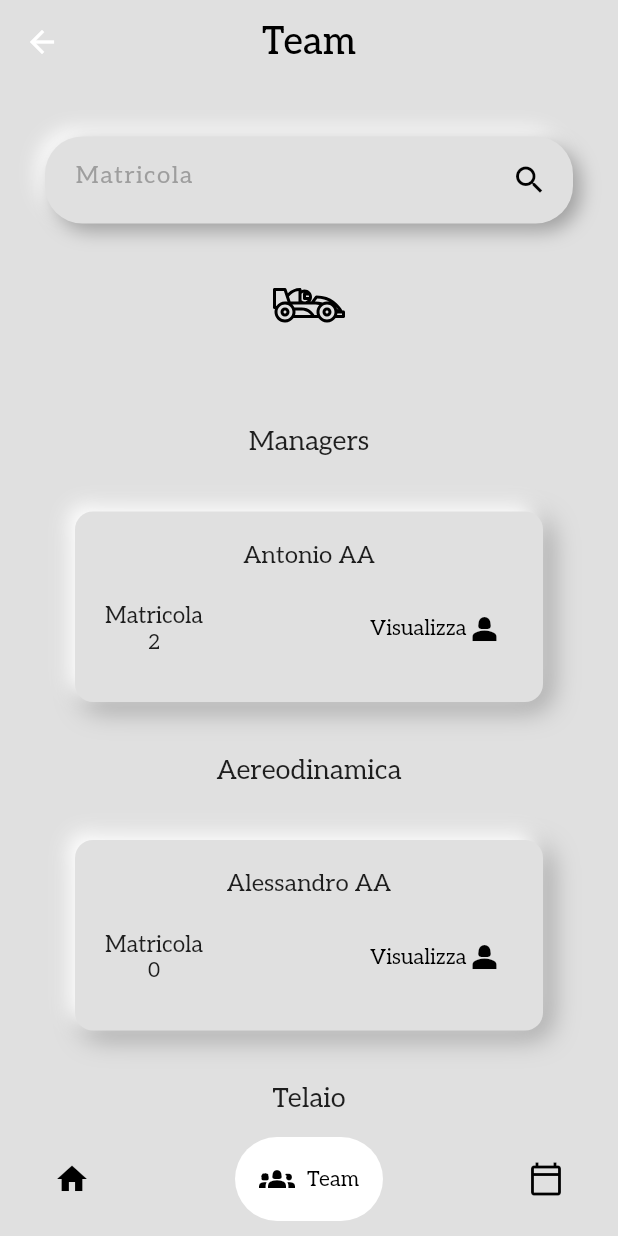
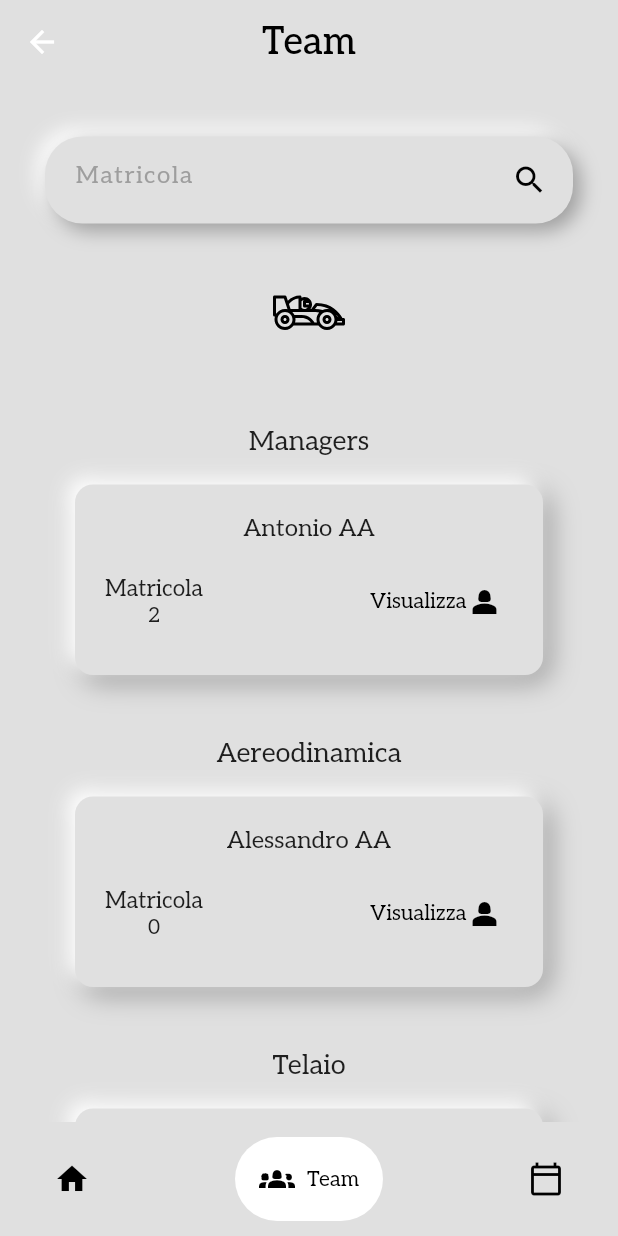
Before and after one commit to AlessandroS01/thesis-polimarche, a Flutter app: the MainPage screen opened directly with sample values from the repository, item 2 of the bottom bar chosen, on a phone screen of 412 x 824 dp. Run offline on Flutter 3.47's test engine with Material 2 defaults, Android fonts, the light colour scheme and no system bars; drawn by our look-alikes of google_nav_bar; our stand-ins replace flutter_inset_box_shadow, flutter_svg, fluttertoast, table_calendar; missing offline and left inert: optional; accounts and stored records are empty.

Commit message:
SOLVED VIEW PROBLEMS IN DETAIL MEMBER

```diff
--- a/lib/pages/home/team/member_list_item_card.dart
+++ b/lib/pages/home/team/member_list_item_card.dart
@@ -41,7 +41,7 @@ class _CardMemberListItemState extends State<CardMemberListItem> {
 
 
     return Container(
-      margin: EdgeInsets.symmetric(horizontal: 50, vertical: 18),
+      margin: EdgeInsets.fromLTRB(50, 0, 50, 25),
       padding: EdgeInsets.symmetric(vertical: 20, horizontal: 5),
       decoration: BoxDecoration(
         borderRadius: const BorderRadius.all(
--- a/lib/pages/home/team/team_page.dart
+++ b/lib/pages/home/team/team_page.dart
@@ -165,7 +165,6 @@ class _TeamPageState extends State<TeamPage> {
     return Expanded(
             flex: 5,
             child: Container(
-              margin: EdgeInsets.fromLTRB(0, 10, 0, 0),
               child: NotificationListener<OverscrollIndicatorNotification>(
                 onNotification: (OverscrollIndicatorNotification overscroll) {
                   overscroll.disallowIndicator(); // Disable the overscroll glow effect
@@ -238,7 +237,7 @@ class _TeamPageState extends State<TeamPage> {
                 },
                 child: AnimatedContainer(
                   duration: Duration(milliseconds: 200),
-                  padding: EdgeInsets.all(10),
+                  padding: EdgeInsets.all(15),
                   decoration: BoxDecoration(
                       color: backgroundColor,
                       borderRadius: BorderRadius.circular(15),
```
